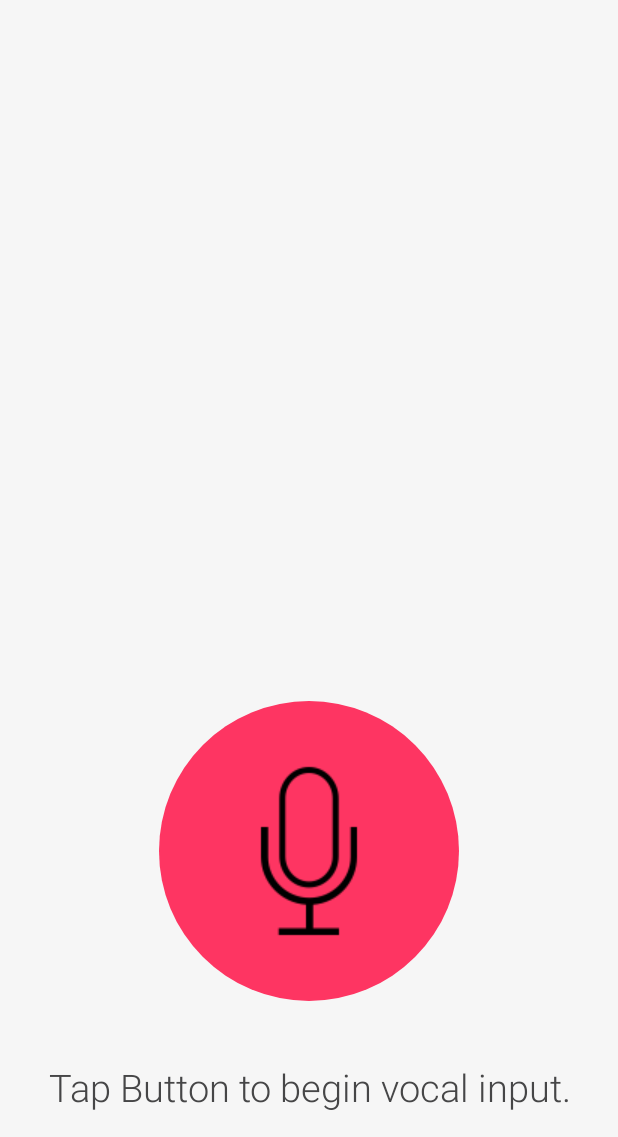
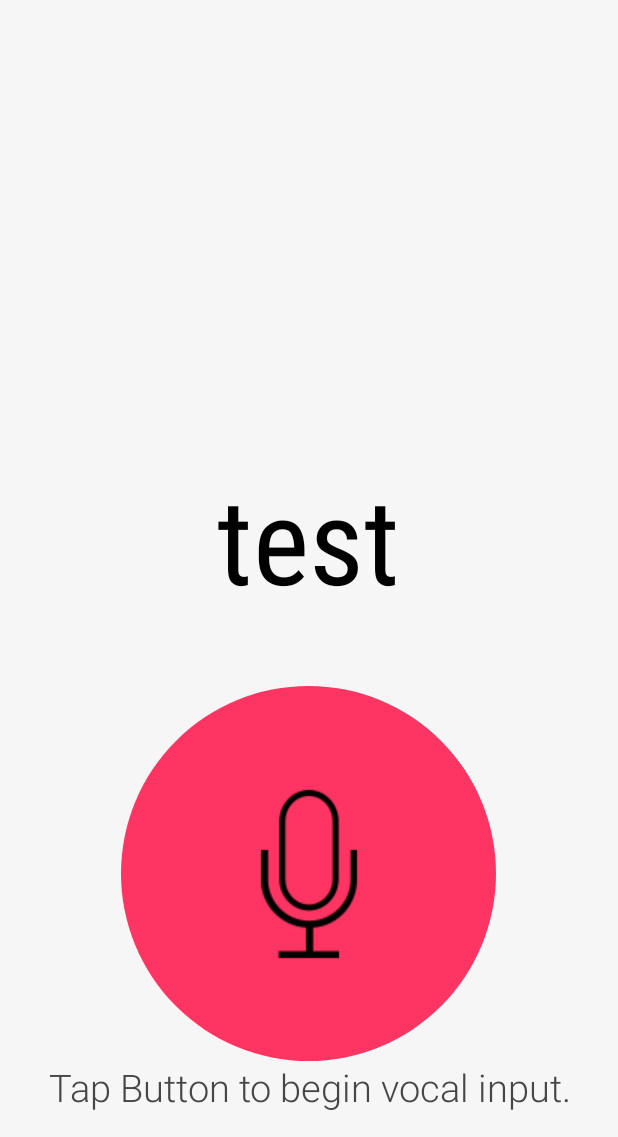
Before and after one commit to FelixWaweru/M-Kono, an Android app: the MainActivity screen opened directly, with no data from a screen before it, on a phone screen of 412 x 824 dp, the part 99-1236 px from its top. Run offline under Robolectric (Android 15) with nearby library versions, the phone set to English and light mode, and no system bars; libraries missing offline, so code that uses them is left out: com.felhr.usbserial.

Commit message:
Updates on functionality and UI

```diff
--- a/app/src/main/java/mkono/com/m_kono/Help.java
+++ b/app/src/main/java/mkono/com/m_kono/Help.java
@@ -21,7 +21,7 @@ public class Help extends AppCompatActivity {
         getWindowManager().getDefaultDisplay().getMetrics(dm);
         int width = dm.widthPixels;
         int height = dm.heightPixels;
-        getWindow().setLayout((int)(width*.95),(int)(height*.70));
+        getWindow().setLayout((int)(width*.95),(int)(height*.95));
 //        getWindow().setLayout(width,630);
         Button back = (Button) findViewById(R.id.back);
         back.setOnClickListener(new View.OnClickListener() {
--- a/app/src/main/res/layout/activity_main.xml
+++ b/app/src/main/res/layout/activity_main.xml
@@ -17,16 +17,16 @@
         android:layout_alignBottom="@+id/help"
         android:layout_centerHorizontal="true" />
     <TextView
-        android:text=""
+        android:text="test"
         android:layout_width="wrap_content"
         android:layout_height="wrap_content"
-        android:textSize="60dp"
+        android:textSize="80dp"
         android:fontFamily="sans-serif-condensed"
         android:gravity="center"
         android:textColor="#000000"
         android:id="@+id/textView"
 
-        android:layout_marginBottom="60dp"
+        android:layout_marginBottom="45dp"
         android:layout_above="@+id/voice"
         android:layout_centerHorizontal="true" />
 
@@ -46,13 +46,12 @@
         android:onClick="voice"
         android:id="@+id/voice"
         android:textSize="20dp"
-        android:layout_height="200dp"
-        android:layout_width="200dp"
+        android:layout_height="250dp"
+        android:layout_width="250dp"
         android:background="@drawable/button"
         android:src="@drawable/mic2"
         android:gravity="center"
         android:layout_gravity="bottom"
-        android:layout_marginBottom="40dp"
         android:layout_above="@+id/text"
         android:layout_centerHorizontal="true" />
 
```
Also changed, not shown: app/src/main/java/mkono/com/m_kono/MainActivity.java (+7 -0 lines), app/src/main/res/layout/help.xml (+12 -0 lines), 9 other files.
